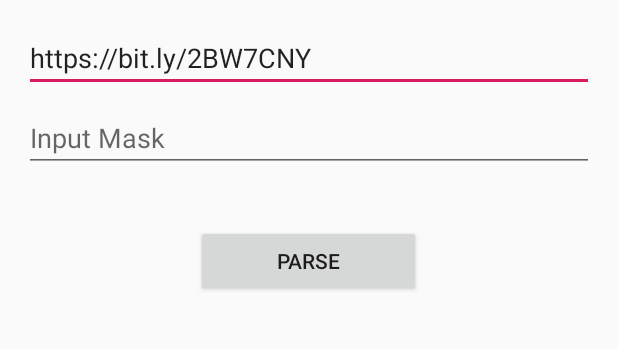
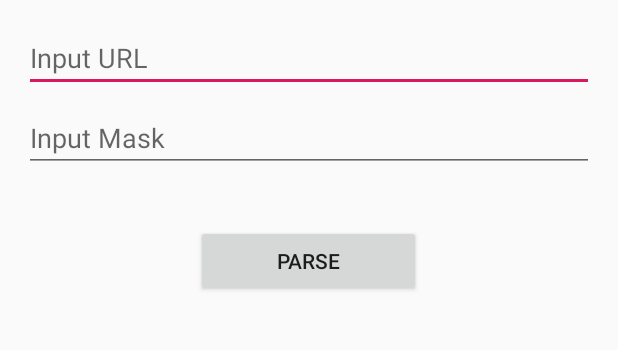
Before and after one commit to antonchik-a/masktesttask, an Android app: the screen it shows after launch (MainActivity), on a phone screen of 412 x 824 dp, the part 84-434 px from its top. Run offline under Robolectric (Android 15) with nearby library versions, the phone set to English and light mode, and no system bars.

Commit message:
remove test url

```diff
--- a/app/src/main/res/layout/activity_main.xml
+++ b/app/src/main/res/layout/activity_main.xml
@@ -40,7 +40,7 @@
     <android.support.v7.widget.AppCompatEditText
             tools:text=""
             android:hint="@string/main_activity_url_hint"
-            android:text="https://bit.ly/2BW7CNY"
+            android:text=""
             android:layout_width="match_parent"
             android:layout_height="wrap_content"
             android:inputType="text"
```
